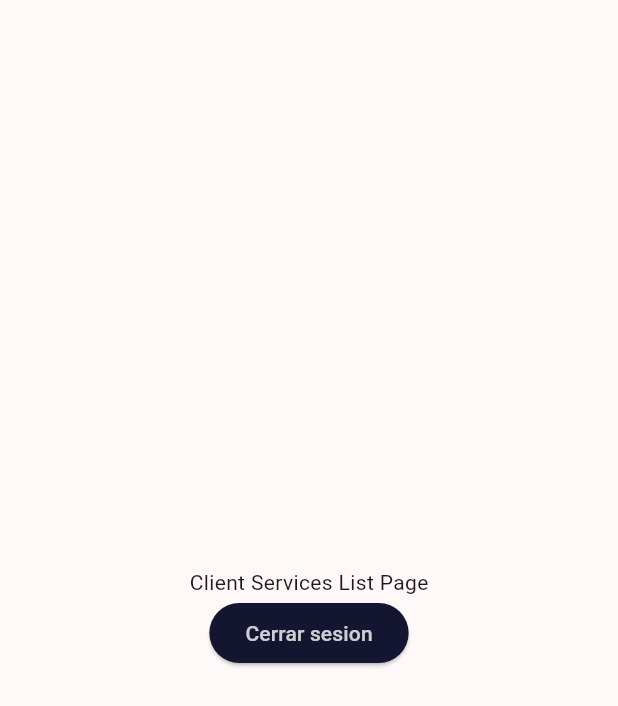
After one commit to Keneth30061998/domestikapp, a Flutter app: the ClientServicesListPage screen opened by its route, on a phone screen of 412 x 824 dp. The commit adds this screen. Shown: the top 706 px of the screen. Run offline on Flutter 3.47's test engine with Material 3 defaults, Android fonts, the light colour scheme and no system bars; our stand-ins replace get, get_storage, image_picker, sn_progress_dialog; accounts and stored records are empty.

Commit message:
Modulo de roles de usuario

```diff
--- a/lib/main.dart
+++ b/lib/main.dart
@@ -1,13 +1,17 @@
 import 'package:domestik_app/src/models/user.dart';
+import 'package:domestik_app/src/pages/client/services/list/client_services_list_page.dart';
 import 'package:domestik_app/src/pages/home/home_page.dart';
 import 'package:domestik_app/src/pages/login/login_page.dart';
+import 'package:domestik_app/src/pages/premises/orders/list/premises_orders_list_page.dart';
 import 'package:domestik_app/src/pages/register/register_page.dart';
+import 'package:domestik_app/src/pages/roles/roles_page.dart';
+import 'package:domestik_app/src/pages/worker/orders/list/worker_orders_list_page.dart';
 import 'package:domestik_app/src/utils/color.dart';
 import 'package:flutter/material.dart';
 import 'package:get/get.dart';
 import 'package:get_storage/get_storage.dart';
 
-User userSession = User.fromJson(GetStorage().read('user') ?? {});
+User userSession = User.fromJson(GetStorage().read('client') ?? {});
 
 void main() async{
   //Para poder almacenar el incio de sesion usamos GetStorage, modificamos un poco el main
@@ -48,11 +52,15 @@ class _MyAppState extends State<MyApp> {
         )
 
       ),
-      initialRoute: userSession.id!=null ? '/home' : '/' ,
+      initialRoute: userSession.id!=null ? userSession.roles!.length > 1 ? '/roles' : '/client/services/list' : '/' ,
       getPages: [
         GetPage(name: '/', page: () => LoginPage()),
         GetPage(name: '/register', page: () => RegisterPage()),
         GetPage(name: '/home', page: ()=>HomePage()),
+        GetPage(name: '/roles', page: ()=>RolesPage()),
+        GetPage(name: '/premises/orders/list', page: ()=>PremisesOrdersListPage()),
+        GetPage(name: '/worker/orders/list', page: ()=>WorkerOrdersListPage()),
+        GetPage(name: '/client/services/list', page: ()=>ClientServicesListPage()),
       ],
     );
   }
--- a/lib/src/environment/environment.dart
+++ b/lib/src/environment/environment.dart
@@ -1,5 +1,5 @@
 class Environment {
   //definimos la variable con la ruta ip para hacer las peticiones
-  static const String API_URL = "http://192.168.100.2:3000/";
-  static const String API_URL_OLD = "192.168.100.2:3000";
+  static const String API_URL = "http://192.168.100.110:3000/";
+  static const String API_URL_OLD = "192.168.100.110:3000";
 }
--- a/lib/src/models/user.dart
+++ b/lib/src/models/user.dart
@@ -1,8 +1,10 @@
 // To parse this JSON data, do
 //
-//     final user = userFromJson(jsonString);
+//     final client = userFromJson(jsonString);
 
 import 'dart:convert';
+
+import 'package:domestik_app/src/models/rol.dart';
 
 User userFromJson(String str) => User.fromJson(json.decode(str));
 
@@ -17,6 +19,7 @@ class User {
   String? image;
   String? password;
   String? sessionToken;
+  List<Rol>? roles = [];
 
   User({
     this.id,
@@ -27,6 +30,7 @@ class User {
     this.image,
     this.password,
     this.sessionToken,
+    this.roles,
   });
 
   factory User.fromJson(Map<String, dynamic> json) => User(
@@ -38,6 +42,7 @@ class User {
         image: json["image"],
         password: json["password"],
         sessionToken: json["session_token"],
+        roles: json["roles"] == null ? [] : List<Rol>.from(json["roles"].map((model)=>Rol.fromJson(model))),
       );
 
   Map<String, dynamic> toJson() => {
@@ -49,5 +54,6 @@ class User {
         "image": image,
         "password": password,
         "sessionToken": sessionToken,
+        "roles": roles,
       };
 }
--- /dev/null
+++ b/lib/src/pages/client/services/list/client_services_list_controller.dart
@@ -0,0 +1,9 @@
+import 'package:get/get.dart';
+import 'package:get_storage/get_storage.dart';
+
+class ClientServicesListController extends GetxController {
+  void signOut() {
+    GetStorage().remove('user');
+    Get.offNamedUntil('/', (route) => false);
+  }
+}
--- /dev/null
+++ b/lib/src/pages/client/services/list/client_services_list_page.dart
@@ -0,0 +1,25 @@
+import 'package:domestik_app/src/pages/client/services/list/client_services_list_controller.dart';
+import 'package:flutter/material.dart';
+import 'package:get/get.dart';
+
+class ClientServicesListPage extends StatelessWidget {
+  ClientServicesListController con = Get.put(ClientServicesListController());
+
+  @override
+  Widget build(BuildContext context) {
+    return Scaffold(
+      body: Center(
+        child: Column(
+          mainAxisAlignment: MainAxisAlignment.center,
+          children: [
+            Text('Client Services List Page'),
+            ElevatedButton(
+              onPressed: con.signOut,
+              child: Text('Cerrar sesion'),
+            )
+          ],
+        ),
+      ),
+    );
+  }
+}
--- a/lib/src/pages/home/home_controller.dart
+++ b/lib/src/pages/home/home_controller.dart
@@ -4,14 +4,14 @@ import 'package:get_storage/get_storage.dart';
 import '../../models/user.dart';
 
 class HomeController extends GetxController {
-  User user = User.fromJson(GetStorage().read('user') ?? {}); //pasar datos
+  User user = User.fromJson(GetStorage().read('client') ?? {}); //pasar datos
 
   HomeController() {
     print('USUARIO DE SESION: ${user.toJson()}');
   }
 
   void signOut(){
-    GetStorage().remove('user');
+    GetStorage().remove('client');
     Get.offNamedUntil('/', (route) => false); //elimina todo el historial de pantallas
   }
 }
--- a/lib/src/pages/login/login_page.dart
+++ b/lib/src/pages/login/login_page.dart
@@ -69,7 +69,7 @@ class LoginPage extends StatelessWidget {
                     Row(
                       children: [
                         const Text(
-                          "¿No tienes cuenta?",
+                          "¿No tienes una cuenta?",
                           style: TextStyle(
                             decoration: TextDecoration.underline,
                             color: Colors.white60,
--- /dev/null
+++ b/lib/src/pages/premises/orders/list/premises_orders_list_controller.dart
@@ -0,0 +1,5 @@
+import 'package:get/get.dart';
+
+class PremisesOrdersListController extends GetxController{
+
+}
--- a/lib/src/pages/register/register_page.dart
+++ b/lib/src/pages/register/register_page.dart
@@ -63,7 +63,7 @@ class RegisterPage extends StatelessWidget {
             _textFieldPhone(),
             _textFieldPassword(),
             _textFieldConfirmPassword(),
-            _buttonRegister(),
+            _buttonRegister(context),
           ],
         ),
       ),
@@ -248,7 +248,7 @@ class RegisterPage extends StatelessWidget {
     );
   }
 
-  Widget _buttonRegister() {
+  Widget _buttonRegister(BuildContext context) {
     return Container(
       width: 250,
       height: 50,
@@ -257,7 +257,7 @@ class RegisterPage extends StatelessWidget {
       ),
       child: FilledButton(
         onPressed: () {
-          return con.registrar();
+          return con.registrar(context);
         },
         child: Text('Registrarse'),
         style: ButtonStyle(
--- /dev/null
+++ b/lib/src/pages/roles/roles_controller.dart
@@ -0,0 +1,13 @@
+import 'package:get/get.dart';
+import 'package:get_storage/get_storage.dart';
+
+import '../../models/rol.dart';
+import '../../models/user.dart';
+
+class RolesController extends GetxController{
+  User user = User.fromJson(GetStorage().read('client')??{});
+
+  void goToPageRol(Rol rol){
+    Get.offNamedUntil(rol.route ?? '', (route)=>false);
+  }
+}
--- /dev/null
+++ b/lib/src/pages/worker/orders/list/worker_orders_list_controller.dart
@@ -0,0 +1,5 @@
+import 'package:get/get.dart';
+
+class WorkerOrdersListController extends GetxController{
+
+}
--- a/pubspec.yaml
+++ b/pubspec.yaml
@@ -41,6 +41,7 @@ dependencies:
   get_storage: ^2.1.1
   image_picker: ^1.1.2
   http: ^1.2.2
+  sn_progress_dialog: ^1.2.0
 
 dev_dependencies:
   flutter_test:
```
Also changed, not shown: lib/src/models/rol.dart (added, +33 -0 lines), lib/src/pages/login/login_controller.dart (+19 -4 lines), lib/src/pages/premises/orders/list/premises_orders_list_page.dart (added, +16 -0 lines), lib/src/pages/register/register_controller.dart (+38 -6 lines), lib/src/pages/roles/roles_page.dart (added, +57 -0 lines), lib/src/pages/worker/orders/list/worker_orders_list_page.dart (added, +16 -0 lines), assets/img/noImage.jpg (added), lib/generated/assets.dart (added), pubspec.lock, 4 other files.
